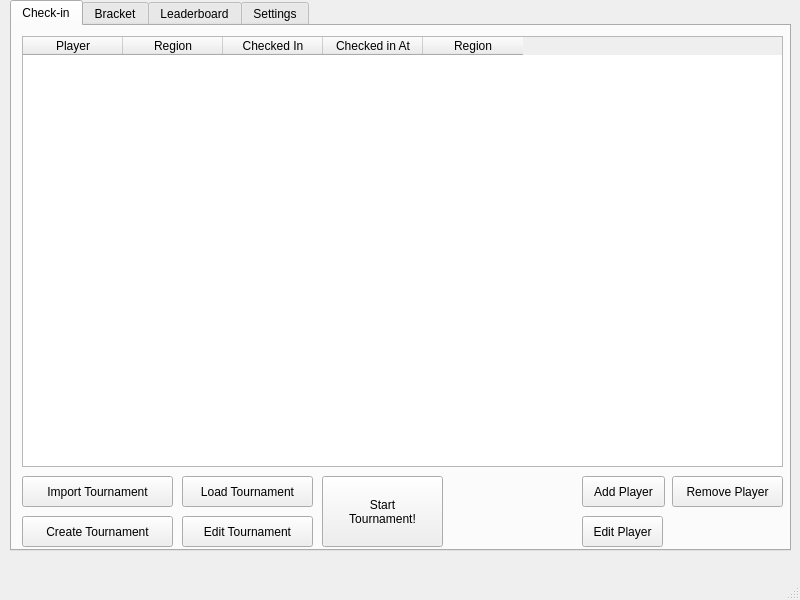
First picture: the form in src/GUI/main.ui, repository Astorec/BTMAppPy, before the edit.
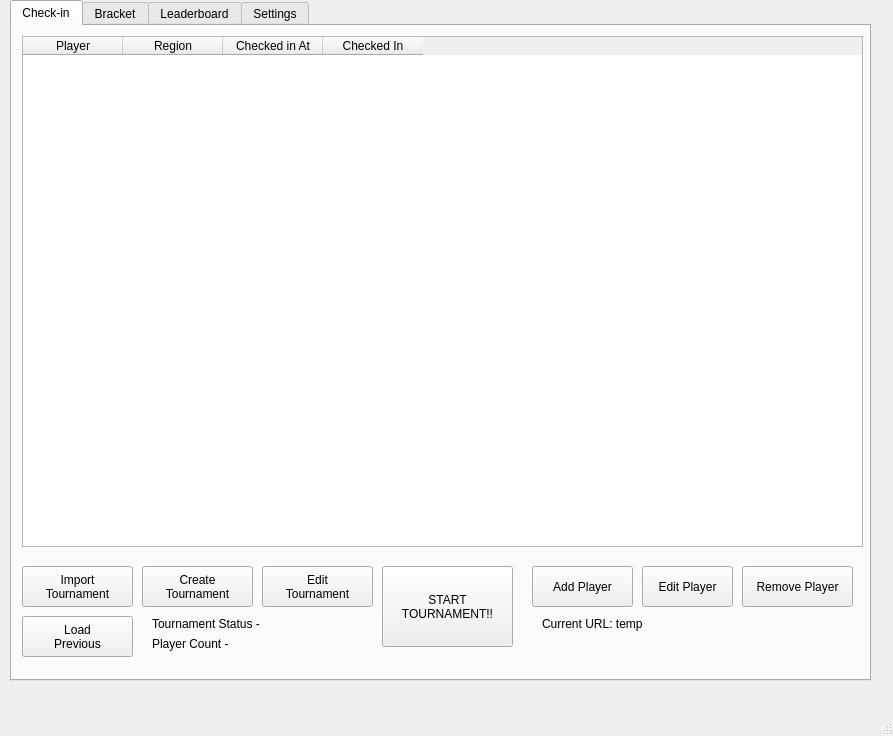
Second picture: the form after the edit.

Commit message: The app  can now load in the player data from Challonge via a URL and we also keep track of the previous tournaments as well so that they can be loaded in from there

Diff of the .ui file:
```diff
--- a/src/GUI/main.ui
+++ b/src/GUI/main.ui
@@ -6,8 +6,8 @@
    <rect>
     <x>0</x>
     <y>0</y>
-    <width>800</width>
-    <height>600</height>
+    <width>893</width>
+    <height>736</height>
    </rect>
   </property>
   <property name="windowTitle">
@@ -19,8 +19,8 @@
      <rect>
       <x>10</x>
       <y>0</y>
-      <width>781</width>
-      <height>551</height>
+      <width>861</width>
+      <height>681</height>
      </rect>
     </property>
     <property name="layoutDirection">
@@ -41,8 +41,8 @@
        <rect>
         <x>10</x>
         <y>10</y>
-        <width>761</width>
-        <height>431</height>
+        <width>841</width>
+        <height>511</height>
        </rect>
       </property>
       <property name="midLineWidth">
@@ -58,11 +58,6 @@
         <string>Region</string>
        </property>
       </column>
-      <column>
-       <property name="text">
-        <string>Checked In</string>
-       </property>
-      </column>
       <column>
        <property name="text">
         <string>Checked in At</string>
@@ -70,17 +65,105 @@
       </column>
       <column>
        <property name="text">
-        <string>Region</string>
+        <string>Checked In</string>
        </property>
       </column>
      </widget>
      <widget class="QPushButton" name="addPlayer_btn">
       <property name="geometry">
        <rect>
-        <x>570</x>
-        <y>450</y>
-        <width>83</width>
-        <height>31</height>
+        <x>10</x>
+        <y>540</y>
+        <width>111</width>
+        <height>41</height>
+       </rect>
+      </property>
+      <property name="minimumSize">
+       <size>
+        <width>0</width>
+        <height>0</height>
+       </size>
+      </property>
+      <property name="text">
+       <string>Import
+Tournament</string>
+      </property>
+     </widget>
+     <widget class="QPushButton" name="create_btn">
+      <property name="geometry">
+       <rect>
+        <x>130</x>
+        <y>540</y>
+        <width>111</width>
+        <height>41</height>
+       </rect>
+      </property>
+      <property name="text">
+       <string>Create
+Tournament</string>
+      </property>
+     </widget>
+     <widget class="QPushButton" name="load_btn">
+      <property name="geometry">
+       <rect>
+        <x>10</x>
+        <y>590</y>
+        <width>111</width>
+        <height>41</height>
+       </rect>
+      </property>
+      <property name="text">
+       <string>Load
+Previous</string>
+      </property>
+     </widget>
+     <widget class="QPushButton" name="start_btn">
+      <property name="geometry">
+       <rect>
+        <x>370</x>
+        <y>540</y>
+        <width>131</width>
+        <height>81</height>
+       </rect>
+      </property>
+      <property name="text">
+       <string>START
+TOURNAMENT!!</string>
+      </property>
+     </widget>
+     <widget class="QLabel" name="status_label">
+      <property name="geometry">
+       <rect>
+        <x>140</x>
+        <y>590</y>
+        <width>191</width>
+        <height>16</height>
+       </rect>
+      </property>
+      <property name="text">
+       <string>Tournament Status - </string>
+      </property>
+     </widget>
+     <widget class="QLabel" name="pcount_label">
+      <property name="geometry">
+       <rect>
+        <x>140</x>
+        <y>610</y>
+        <width>191</width>
+        <height>16</height>
+       </rect>
+      </property>
+      <property name="text">
+       <string>Player Count - </string>
+      </property>
+     </widget>
+     <widget class="QPushButton" name="padd_btn">
+      <property name="geometry">
+       <rect>
+        <x>520</x>
+        <y>540</y>
+        <width>101</width>
+        <height>41</height>
        </rect>
       </property>
       <property name="text">
@@ -90,75 +173,10 @@
      <widget class="QPushButton" name="removePlayer_btn">
       <property name="geometry">
        <rect>
-        <x>660</x>
-        <y>450</y>
-        <width>111</width>
-        <height>31</height>
-       </rect>
-      </property>
-      <property name="text">
-       <string>Remove Player</string>
-      </property>
-     </widget>
-     <widget class="QPushButton" name="creatTournament_btn">
-      <property name="geometry">
-       <rect>
-        <x>10</x>
-        <y>490</y>
-        <width>151</width>
-        <height>31</height>
-       </rect>
-      </property>
-      <property name="text">
-       <string>Create Tournament</string>
-      </property>
-     </widget>
-     <widget class="QPushButton" name="pushButton">
-      <property name="geometry">
-       <rect>
-        <x>170</x>
-        <y>490</y>
-        <width>131</width>
-        <height>31</height>
-       </rect>
-      </property>
-      <property name="text">
-       <string>Edit Tournament</string>
-      </property>
-     </widget>
-     <widget class="QPushButton" name="pushButton_2">
-      <property name="geometry">
-       <rect>
-        <x>10</x>
-        <y>450</y>
-        <width>151</width>
-        <height>31</height>
-       </rect>
-      </property>
-      <property name="text">
-       <string>Import Tournament</string>
-      </property>
-     </widget>
-     <widget class="QPushButton" name="pushButton_3">
-      <property name="geometry">
-       <rect>
-        <x>170</x>
-        <y>450</y>
-        <width>131</width>
-        <height>31</height>
-       </rect>
-      </property>
-      <property name="text">
-       <string>Load Tournament</string>
-      </property>
-     </widget>
-     <widget class="QPushButton" name="pushButton_4">
-      <property name="geometry">
-       <rect>
-        <x>570</x>
-        <y>490</y>
-        <width>81</width>
-        <height>31</height>
+        <x>630</x>
+        <y>540</y>
+        <width>91</width>
+        <height>41</height>
        </rect>
       </property>
       <property name="text">
@@ -168,15 +186,41 @@
      <widget class="QPushButton" name="pushButton_5">
       <property name="geometry">
        <rect>
-        <x>310</x>
-        <y>450</y>
-        <width>121</width>
-        <height>71</height>
+        <x>730</x>
+        <y>540</y>
+        <width>111</width>
+        <height>41</height>
        </rect>
       </property>
       <property name="text">
-       <string>Start 
-Tournament!</string>
+       <string>Remove Player</string>
+      </property>
+     </widget>
+     <widget class="QPushButton" name="tedit_btn">
+      <property name="geometry">
+       <rect>
+        <x>250</x>
+        <y>540</y>
+        <width>111</width>
+        <height>41</height>
+       </rect>
+      </property>
+      <property name="text">
+       <string>Edit
+Tournament</string>
+      </property>
+     </widget>
+     <widget class="QLabel" name="current_url">
+      <property name="geometry">
+       <rect>
+        <x>530</x>
+        <y>590</y>
+        <width>311</width>
+        <height>16</height>
+       </rect>
+      </property>
+      <property name="text">
+       <string>Current URL: temp</string>
       </property>
      </widget>
     </widget>
```
Left out of the diff: 112 changed lines with no effect on the pictures. The commit also changes 15 other files.
